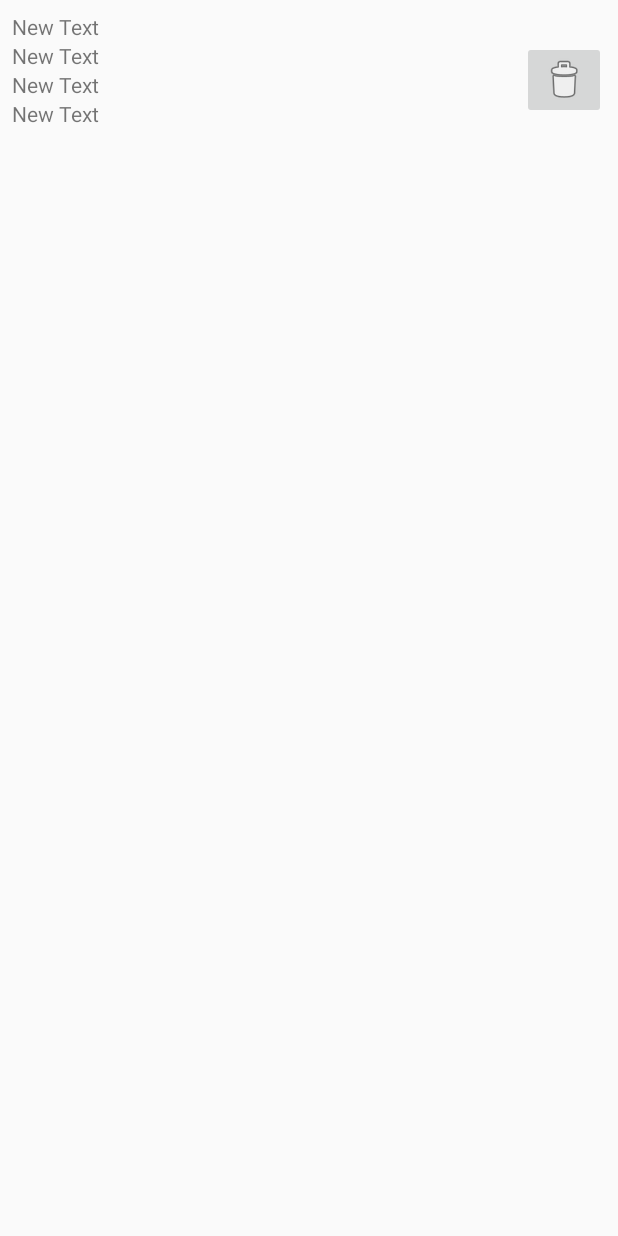
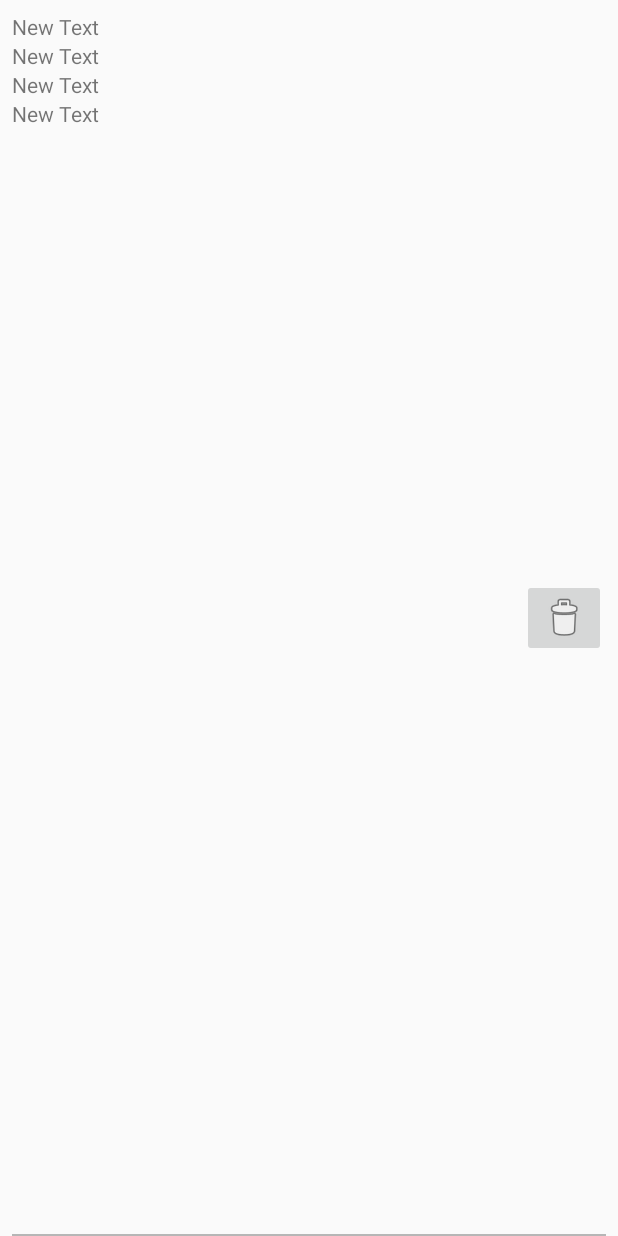
Before and after one commit to Oliver1123/L19_Notification, an Android app: the layout notification_item.xml on its own in the app's theme, with its tools: preview values and no code run, on a phone screen of 412 x 824 dp. Run offline under Robolectric (Android 15) with nearby library versions, the phone set to English and light mode, and no system bars.

Commit message:
Clean Project

```diff
--- a/app/src/main/java/com/example/oliver/l19_notification/DB/NotificationDBQueryHelper.java
+++ b/app/src/main/java/com/example/oliver/l19_notification/DB/NotificationDBQueryHelper.java
@@ -102,7 +102,6 @@ public class NotificationDBQueryHelper {
                         .setVibrate(new long[]{0, 100, 200, 300})
                         .setSound(Uri.parse("android.resource://" + Constants.PACKAGE_NAME + "/" + R.raw.notif_sound));
 
-
                 result.add(new Pair<Integer, NotificationCompat.Builder>(notification_ID, builder));
                 Log.d(Constants.TAG, "get " + notification_ID + " builder: " + builder.toString());
             }
--- a/app/src/main/java/com/example/oliver/l19_notification/NotificationActionListener.java
+++ b/app/src/main/java/com/example/oliver/l19_notification/NotificationActionListener.java
@@ -1,6 +1,5 @@
 package com.example.oliver.l19_notification;
 
-import android.graphics.Paint;
 import android.support.v4.app.NotificationCompat;
 import android.util.Pair;
 
@@ -8,7 +7,6 @@ import android.util.Pair;
  * Created by oliver on 12.09.15.
  */
 public interface NotificationActionListener {
-    void addNotification(Pair<Integer, NotificationCompat.Builder> _pair);
     void sendNotification(Pair<Integer, NotificationCompat.Builder> _pair);
     void deleteNotification(int id);
 }
--- a/app/src/main/res/layout/notification_dialog_view.xml
+++ b/app/src/main/res/layout/notification_dialog_view.xml
@@ -3,9 +3,7 @@
               android:orientation="vertical"
               android:padding="@dimen/layout_padding"
               android:layout_width="match_parent"
-
               android:layout_height="wrap_content">
-
 
     <TextView
         android:layout_width="wrap_content"
--- a/app/src/main/res/layout/notification_item.xml
+++ b/app/src/main/res/layout/notification_item.xml
@@ -3,7 +3,9 @@
     android:layout_width="match_parent"
     android:layout_height="wrap_content"
     android:id="@+id/item_view_NI"
-    android:padding="@dimen/layout_padding">
+    android:paddingTop="@dimen/layout_padding"
+    android:paddingLeft="@dimen/layout_padding"
+    android:paddingRight="@dimen/layout_padding">
 
     <TextView
         android:layout_width="wrap_content"
@@ -13,7 +15,8 @@
         android:layout_alignParentTop="true"
         android:layout_alignParentLeft="true"
         android:layout_alignParentStart="true"
-        android:layout_toLeftOf="@+id/ibDelete_NI"/>
+        android:layout_toLeftOf="@+id/ibDelete_NI"
+        android:layout_toStartOf="@+id/ibDelete_NI"/>
 
     <TextView
         android:layout_width="wrap_content"
@@ -23,7 +26,8 @@
         android:layout_below="@+id/tvTitle_NI"
         android:layout_alignParentLeft="true"
         android:layout_alignParentStart="true"
-        android:layout_alignRight="@+id/tvTitle_NI"/>
+        android:layout_alignRight="@+id/tvTitle_NI"
+        android:layout_alignEnd="@+id/tvTitle_NI"/>
 
     <TextView
         android:layout_width="wrap_content"
@@ -33,7 +37,8 @@
         android:layout_below="@+id/tvSubTitle_NI"
         android:layout_alignParentLeft="true"
         android:layout_alignParentStart="true"
-        android:layout_alignRight="@+id/tvTitle_NI"/>
+        android:layout_alignRight="@+id/tvTitle_NI"
+        android:layout_alignEnd="@+id/tvTitle_NI"/>
 
     <TextView
         android:layout_width="wrap_content"
@@ -43,7 +48,8 @@
         android:layout_below="@+id/tvText_NI"
         android:layout_alignParentLeft="true"
         android:layout_alignParentStart="true"
-        android:layout_alignRight="@+id/tvTitle_NI"/>
+        android:layout_alignRight="@+id/tvTitle_NI"
+        android:layout_alignEnd="@+id/tvTitle_NI"/>
 
     <ImageButton
         android:layout_width="wrap_content"
@@ -54,4 +60,17 @@
         android:layout_alignParentEnd="true"
         android:layout_centerVertical="true"
         android:src="@android:drawable/ic_menu_delete"/>
+
+    <LinearLayout
+        android:orientation="vertical"
+        android:layout_width="match_parent"
+        android:layout_height="1dp"
+        android:layout_alignParentLeft="true"
+        android:layout_alignParentStart="true"
+        android:layout_alignParentBottom="true"
+        android:layout_alignParentRight="true"
+        android:layout_alignParentEnd="true"
+        android:background="@color/divider"
+        >
+    </LinearLayout>
 </RelativeLayout>
--- a/app/src/main/res/menu/menu_main.xml
+++ b/app/src/main/res/menu/menu_main.xml
@@ -10,8 +10,8 @@
           android:title= "@string/action_addNotification"
           android:orderInCategory="99"
           app:showAsAction="never" />
-    <item android:id="@+id/action_settings"
-        android:title="@string/action_settings"
+    <item android:id="@+id/action_exit"
+        android:title="@string/action_exit"
         android:orderInCategory="100"
         app:showAsAction="never" />
 
--- a/app/src/main/res/values/strings.xml
+++ b/app/src/main/res/values/strings.xml
@@ -11,11 +11,7 @@
     <string name="notification_ticket">Ticket Text</string>
     <string name="sound">Sound</string>
     <string name="vibration">Vibration</string>
-    <!--Server API Key-->
-    <!--AIzaSyApcpd97mGVCy7ejt4KjIzyiBVT7bi-2ec-->
-    <!--Sender ID-->
-    <!--98994588971-->
-
+    <string name="action_exit">Exit</string>
 
     <!--Server API Key-->
     <!--AIzaSyA6XwtHvt7sZncsHmt7JBLnnzsdjwzdgjU-->
```
Also changed, not shown: app/src/main/java/com/example/oliver/l19_notification/Adapters/NotificationAdapter.java (+4 -4 lines), app/src/main/java/com/example/oliver/l19_notification/Fragments/NotifListFragment.java (+9 -11 lines), app/src/main/java/com/example/oliver/l19_notification/Services/MyGcmListenerService.java (+2 -5 lines), 1 other file.
